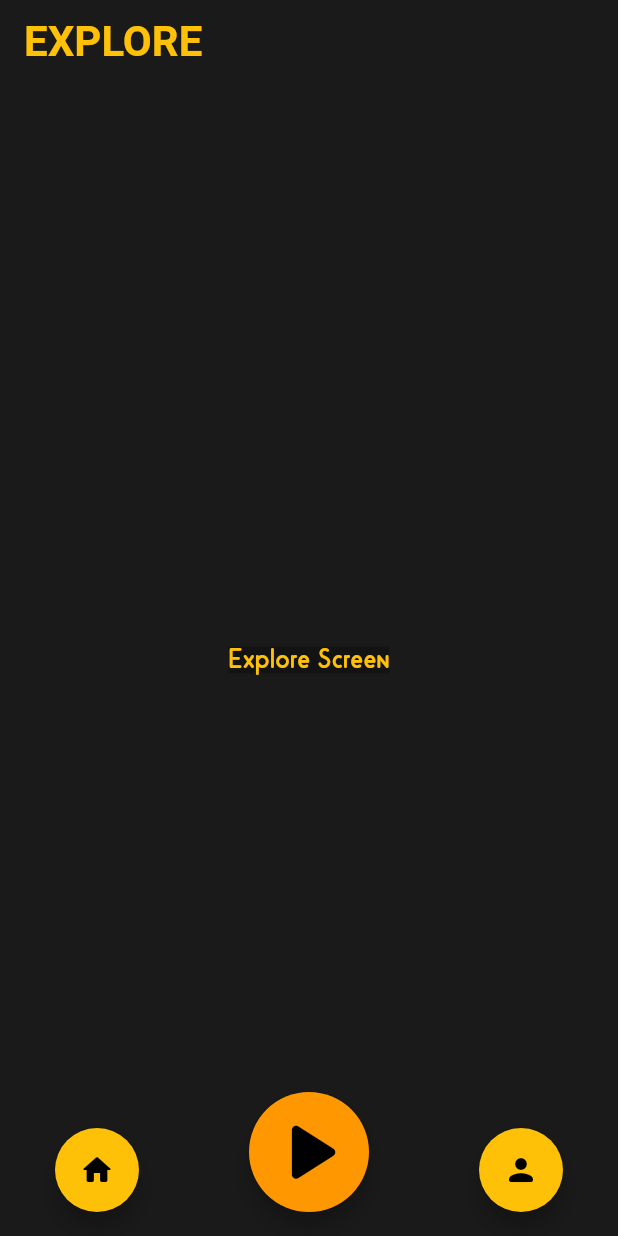
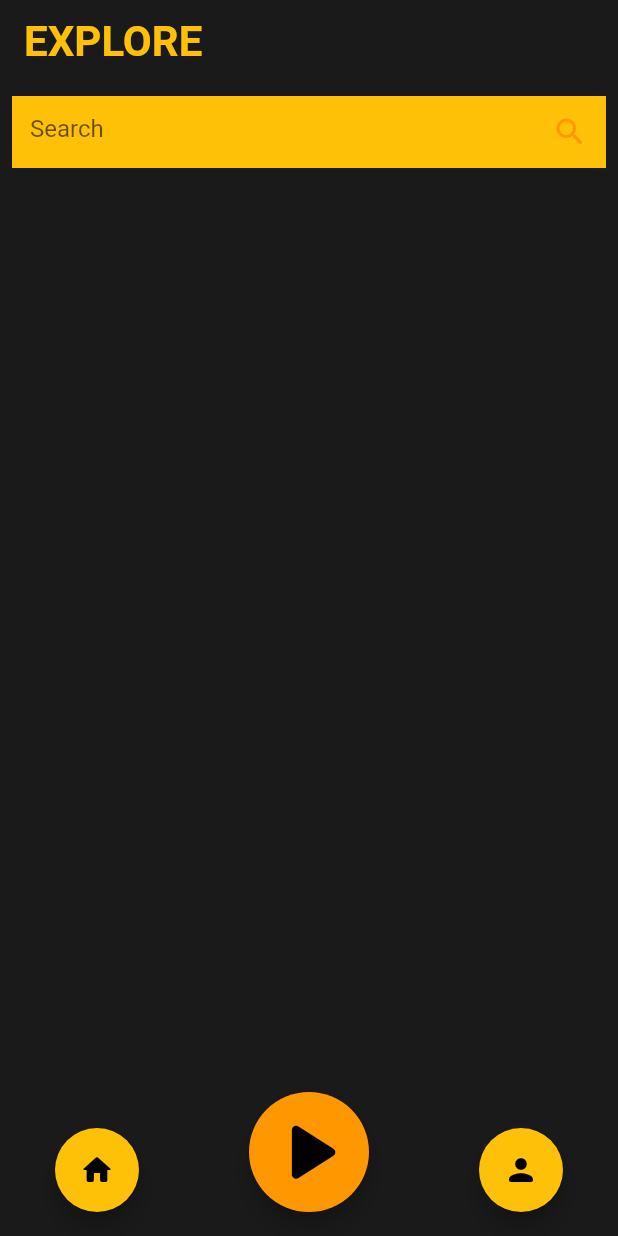
Before and after one commit to JayNakum/LiViD, a Flutter app: the CallPage screen opened directly, item 2 of the bottom bar chosen, after a tap on the "explore" icon, on a phone screen of 412 x 824 dp. Run offline on Flutter 3.47's test engine with Material 2 defaults, Android fonts, the phone set to English and light mode, and no system bars; our stand-ins replace cloud_firestore, firebase_auth, firebase_core, firebase_storage, image_picker, permission_handler; missing offline and left inert: agora_rtc_engine; accounts and stored records are empty; Roboto replaces fonts that are missing (Lequire).

Commit message:
Search Users

```diff
--- a/lib/screens/auth_screen.dart
+++ b/lib/screens/auth_screen.dart
@@ -41,8 +41,8 @@ class _AuthScreenState extends State<AuthScreen> {
             .set({
           'name': name,
           'email': email,
-          'lcoins': '0',
-          'streams': '0',
+          'lcoins': 0,
+          'streams': 0,
           'photo':
               'https://firebasestorage.googleapis.com/v0/b/livid-jay.appspot.com/o/App%20Logo.jpeg?alt=media&token=1d0269fe-7c1c-4c9a-89e7-26c56b04fbfc',
         });
--- a/lib/screens/explore_screen.dart
+++ b/lib/screens/explore_screen.dart
@@ -1,8 +1,25 @@
 import 'package:flutter/material.dart';
 import 'package:livid/widgets/app/floating_buttons.dart';
+import 'package:livid/widgets/explore/rank.dart';
+import 'package:livid/widgets/explore/search.dart';
 
-class ExploreScreen extends StatelessWidget {
+class ExploreScreen extends StatefulWidget {
   static const routeName = '/explore-screen';
+
+  @override
+  _ExploreScreenState createState() => _ExploreScreenState();
+}
+
+class _ExploreScreenState extends State<ExploreScreen> {
+  String _search;
+
+  void search(String userName) {
+    setState(() {
+      _search = userName;
+    });
+    print(_search);
+  }
+
   @override
   Widget build(BuildContext context) {
     return Scaffold(
@@ -14,8 +31,16 @@ class ExploreScreen extends StatelessWidget {
         ),
         elevation: 0,
       ),
-      body: Center(
-        child: Text('Explore Screen'),
+      body: Column(
+        children: <Widget>[
+          Search(search),
+          SizedBox(height: 20),
+          Expanded(
+            child: Rank(
+              field: _search,
+            ),
+          ),
+        ],
       ),
       floatingActionButton: FloatingButtons(2),
       floatingActionButtonLocation: FloatingActionButtonLocation.centerFloat,
--- a/lib/screens/live_screen.dart
+++ b/lib/screens/live_screen.dart
@@ -34,10 +34,8 @@ class _LiveScreenState extends State<LiveScreen> {
       await ref.putFile(thumbnail).whenComplete(() => null);
       final url = await ref.getDownloadURL();
       await FirebaseFirestore.instance
-          .collection('users')
+          .collection('sessions')
           .doc(_auth.currentUser.uid)
-          .collection('session')
-          .doc(streamTitle)
           .set({
         'channelName': streamId,
         'title': streamTitle,
--- /dev/null
+++ b/lib/widgets/explore/rank.dart
@@ -0,0 +1,67 @@
+import 'package:flutter/material.dart';
+import 'package:cloud_firestore/cloud_firestore.dart';
+
+class Rank extends StatefulWidget {
+  final String field;
+  Rank({@required this.field});
+  @override
+  _RankState createState() => _RankState();
+}
+
+class _RankState extends State<Rank> {
+  CollectionReference _users = FirebaseFirestore.instance.collection('users');
+  @override
+  Widget build(BuildContext context) {
+    return FutureBuilder(
+      future: widget.field == null
+          ? _users
+              .orderBy(
+                'streams',
+                descending: true,
+              )
+              .get()
+          : _users
+              .where(
+                'name',
+                isEqualTo: widget.field,
+              )
+              .orderBy(
+                'streams',
+                descending: true,
+              )
+              .get(),
+      builder: (ctx, snapshot) {
+        if (snapshot.data == null)
+          return Center(child: CircularProgressIndicator());
+        if (snapshot.connectionState == ConnectionState.waiting) {
+          return Center(child: CircularProgressIndicator());
+        }
+        final users = snapshot.data.docs;
+
+        return ListView.builder(
+            itemCount: users.length,
+            itemBuilder: (ctx, i) {
+              return ListTile(
+                tileColor: Colors.black26,
+                leading: Container(
+                  height: 50,
+                  width: 50,
+                  child: Image.network(
+                    users[i].data()['photo'],
+                    fit: BoxFit.cover,
+                  ),
+                ),
+                title: Text(
+                  users[i].data()['name'],
+                  style: Theme.of(context).textTheme.bodyText1,
+                ),
+                trailing: Text(
+                  users[i].data()['streams'].toString(),
+                  style: Theme.of(context).textTheme.bodyText2,
+                ),
+              );
+            });
+      },
+    );
+  }
+}
--- /dev/null
+++ b/lib/widgets/explore/search.dart
@@ -0,0 +1,38 @@
+import 'package:flutter/material.dart';
+
+class Search extends StatelessWidget {
+  final _searchController = TextEditingController();
+  final void Function(String userName) search;
+  Search(this.search);
+  @override
+  Widget build(BuildContext context) {
+    return Padding(
+      padding: const EdgeInsets.all(8.0),
+      child: Expanded(
+        child: TextField(
+          // onSubmitted: (value) {
+          //   _userName = value;
+          // },
+          controller: _searchController,
+          keyboardType: TextInputType.name,
+          onEditingComplete: () {
+            FocusScope.of(context).unfocus();
+            return search(_searchController.text);
+          },
+          decoration: InputDecoration(
+            filled: true,
+            hintText: 'Search',
+            // hintStyle: Theme.of(context).textTheme.headline3,
+            suffixIcon: Icon(
+              Icons.search_rounded,
+              color: Colors.orange,
+            ),
+
+            fillColor: Colors.amber,
+            border: InputBorder.none,
+          ),
+        ),
+      ),
+    );
+  }
+}
--- a/lib/widgets/home/current_live_sessions.dart
+++ b/lib/widgets/home/current_live_sessions.dart
@@ -10,10 +10,7 @@ class CurrentLiveSessions extends StatelessWidget {
   @override
   Widget build(BuildContext context) {
     return StreamBuilder(
-      stream: FirebaseFirestore.instance
-          .collection('streams')
-          .orderBy('title')
-          .snapshots(),
+      stream: FirebaseFirestore.instance.collection('sessions').snapshots(),
       builder: (ctx, snapshot) {
         if (snapshot.connectionState == ConnectionState.waiting) {
           return Center(child: CircularProgressIndicator());
--- a/lib/widgets/live/call.dart
+++ b/lib/widgets/live/call.dart
@@ -4,7 +4,7 @@ import 'package:agora_rtc_engine/rtc_engine.dart';
 import 'package:agora_rtc_engine/rtc_local_view.dart' as RtcLocalView;
 import 'package:agora_rtc_engine/rtc_remote_view.dart' as RtcRemoteView;
 import 'package:cloud_firestore/cloud_firestore.dart';
-import 'package:livid/widgets/profile/get_user_details.dart';
+// import 'package:livid/widgets/profile/get_user_details.dart';
 import 'package:flutter/material.dart';
 
 import 'package:livid/models/settings.dart';
@@ -12,7 +12,6 @@ import 'package:livid/models/settings.dart';
 class CallPage extends StatefulWidget {
   /// non-modifiable channel name of the page
   final String channelName;
-  final String streamTitle;
 
   /// non-modifiable client role of the page
   final ClientRole role;
@@ -22,7 +21,6 @@ class CallPage extends StatefulWidget {
     Key key,
     this.channelName,
     this.role,
-    this.streamTitle,
   }) : super(key: key);
 
   @override
@@ -291,36 +289,41 @@ class _CallPageState extends State<CallPage> {
 
   void _onCallEnd(BuildContext context) {
     FirebaseFirestore.instance
-        .collection('users')
+        .collection('sessions')
         .doc(widget.channelName)
-        .collection('session')
-        .doc(widget.streamTitle)
         .delete();
-    _incrementData();
+    // _incrementData();
     Navigator.pop(context);
   }
 
-  void _incrementData() async {
-    print(GetUserDetails(widget.channelName, 'lcoins'));
-    print(GetUserDetails.userData);
-    int lcoins = int.parse(GetUserDetails.userData);
-    lcoins += 1;
-    String newLcoins = lcoins.toString();
-    await FirebaseFirestore.instance
-        .collection('users')
-        .doc(widget.channelName)
-        .update({'lcoins': newLcoins});
+  // void _incrementData() async {
+  //   // await FirebaseFirestore.instance
+  //   //     .collection(widget.channelName)
+  //   //     .doc('users')
+  //   //     .get()
+  //   //     .then((document) {
+  //   //   print(document.data());
+  //   // });
+  //   print(GetUserDetails(widget.channelName, 'lcoins'));
+  //   print(GetUserDetails.userData);
+  //   int lcoins = GetUserDetails.userData;
+  //   lcoins += 1;
+  //   String newLcoins = lcoins.toString();
+  //   await FirebaseFirestore.instance
+  //       .collection('users')
+  //       .doc(widget.channelName)
+  //       .update({'lcoins': newLcoins});
 
-    print(GetUserDetails(widget.channelName, 'streams'));
-    print(GetUserDetails.userData);
-    int streamCount = int.parse(GetUserDetails.userData);
-    streamCount += 1;
-    String newStreamCount = streamCount.toString();
-    await FirebaseFirestore.instance
-        .collection('users')
-        .doc(widget.channelName)
-        .update({'streams': newStreamCount});
-  }
+  //   print(GetUserDetails(widget.channelName, 'streams'));
+  //   print(GetUserDetails.userData);
+  //   int streamCount = GetUserDetails.userData;
+  //   streamCount += 1;
+  //   String newStreamCount = streamCount.toString();
+  //   await FirebaseFirestore.instance
+  //       .collection('users')
+  //       .doc(widget.channelName)
+  //       .update({'streams': newStreamCount});
+  // }
 
   void _onToggleMute() {
     setState(() {
--- a/lib/widgets/live/index.dart
+++ b/lib/widgets/live/index.dart
@@ -155,7 +155,6 @@ class IndexState extends State<IndexPage> {
         builder: (context) => CallPage(
           channelName: _userId,
           role: ClientRole.Broadcaster,
-          streamTitle: _streamTitle,
         ),
       ),
     );
--- a/lib/widgets/profile/get_user_details.dart
+++ b/lib/widgets/profile/get_user_details.dart
@@ -4,7 +4,7 @@ import 'package:cloud_firestore/cloud_firestore.dart';
 class GetUserDetails extends StatelessWidget {
   final String documentId;
   final String field;
-  static String userData;
+  static var userData;
   GetUserDetails(this.documentId, this.field);
   @override
   Widget build(BuildContext context) {
@@ -24,9 +24,8 @@ class GetUserDetails extends StatelessWidget {
         if (snapshot.connectionState == ConnectionState.done) {
           Map<String, dynamic> data = snapshot.data.data();
           GetUserDetails.userData = data[field];
-          print(GetUserDetails.userData);
           return Text(
-            "${data[field]}",
+            data[field].toString(),
             style: Theme.of(context).textTheme.headline3,
           );
         }
--- a/pubspec.yaml
+++ b/pubspec.yaml
@@ -23,15 +23,13 @@ environment:
 dependencies:
   flutter:
     sdk: flutter
-  agora_rtc_engine: ^3.3.3
-  cloud_firestore: ^1.0.6
   cupertino_icons: ^1.0.2
   firebase_auth: ^1.1.1
   firebase_core: ^1.0.4
   firebase_storage: ^8.0.4
+  agora_rtc_engine: ^3.3.3
+  cloud_firestore: ^1.0.6
   image_picker: ^0.7.4
-  mainstream: ^0.2.0
-  material_design_icons_flutter: ^4.0.5955
   permission_handler: ^7.0.0
   provider: ^5.0.0
 
```
Also changed, not shown: lib/models/cur_user.dart (added, +21 -0 lines), lib/widgets/profile/user_profile.dart (+10 -3 lines), lib/providers/users.dart (added), pubspec.lock.
